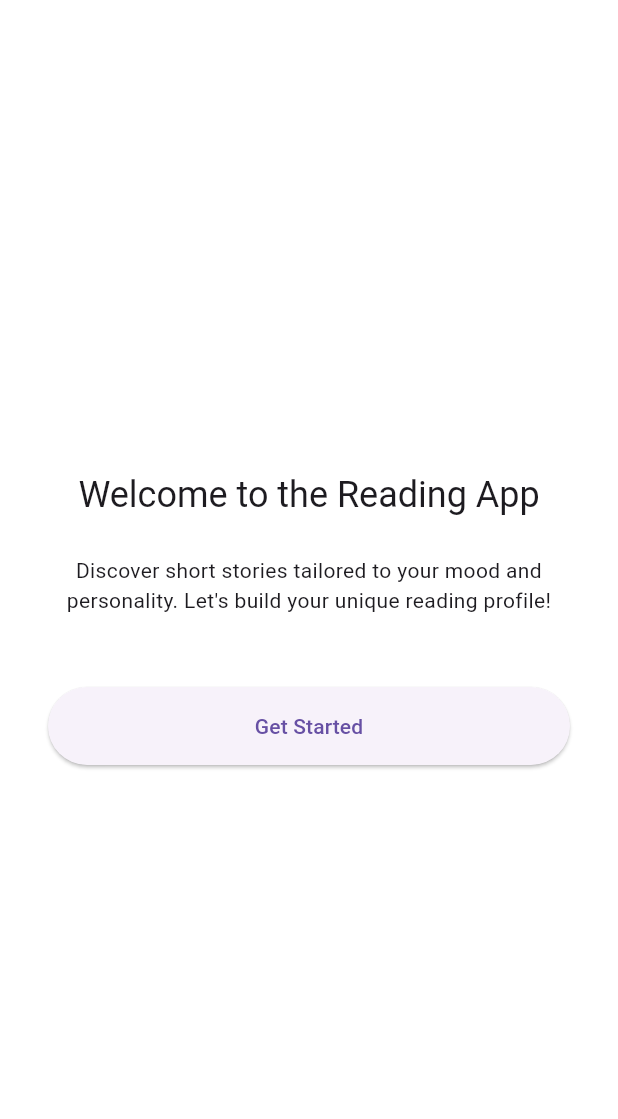
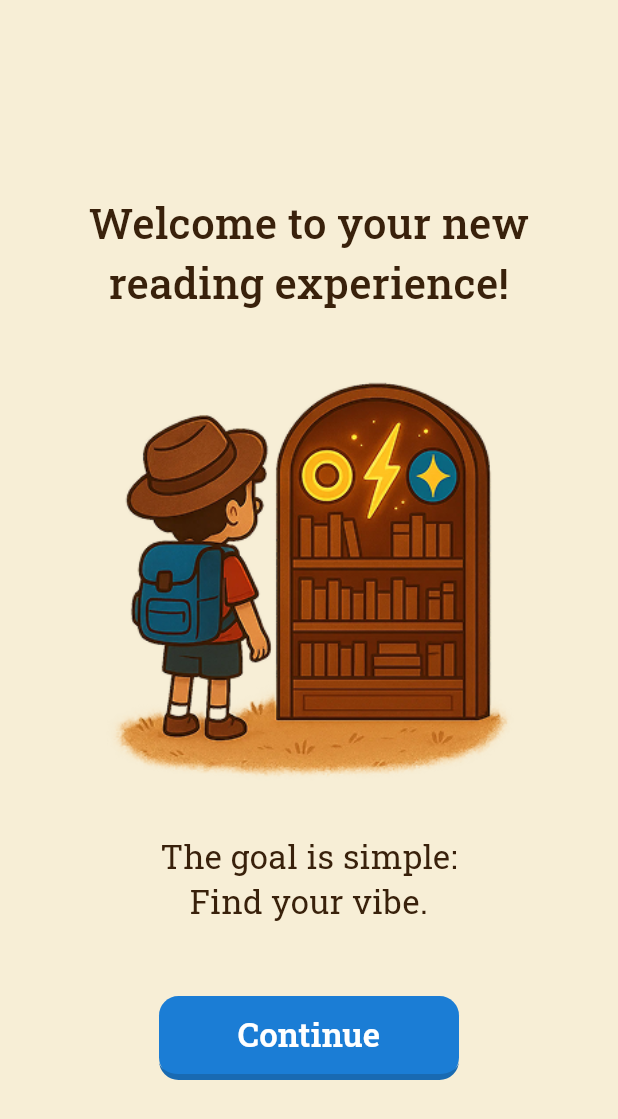
Before and after one commit to amin98/readingapp, a Flutter app: the screen it shows after launch, on a phone screen of 412 x 824 dp. Shown: the top 1119 px of the screen. Run offline on Flutter 3.47's test engine with Material 3 defaults, Android fonts, the phone set to English and light mode, and no system bars; our stand-ins replace google_fonts.

Commit message:
completed welcome screen

```diff
--- a/lib/main.dart
+++ b/lib/main.dart
@@ -1,9 +1,11 @@
 import 'package:flutter/material.dart';
+import 'package:reading_app/theme/app_theme.dart'; // Ensure this is the only import for app_theme
 
 import 'screens/homepage_screen.dart'; // Import the homepage screen
 import 'screens/onboarding_screen.dart'; // Import the *correct* onboarding screen
 import 'screens/welcome_screen.dart'; // Import the Welcome screen
 
+// import 'theme/app_theme.dart';
 void main() {
   runApp(const ReadingApp());
 }
@@ -16,12 +18,7 @@ class ReadingApp extends StatelessWidget {
     return MaterialApp(
       title: 'Reading App',
       debugShowCheckedModeBanner: false,
-      theme: ThemeData(
-        primarySwatch: Colors.blue,
-        scaffoldBackgroundColor: Colors.white,
-        visualDensity: VisualDensity.adaptivePlatformDensity,
-        useMaterial3: true, // Optional: Enable Material 3
-      ),
+      theme: AppTheme.theme, // Correctly apply AppTheme.theme here
       initialRoute: '/',
       routes: {
         '/': (context) => const WelcomeScreen(),
--- a/lib/screens/welcome_screen.dart
+++ b/lib/screens/welcome_screen.dart
@@ -1,40 +1,114 @@
 import 'package:flutter/material.dart';
+import 'package:google_fonts/google_fonts.dart';
 
+/// One-time splash shown on first launch.
+/// After the user taps **Continue** you should push `/onboarding`
+/// and persist a `hasSeenWelcome` flag so this route is skipped next time.
 class WelcomeScreen extends StatelessWidget {
   const WelcomeScreen({super.key});
 
+  // ──────────────────── design constants ────────────────────
+  static const _kSidePadding = 32.0;
+  static const _kVerticalGap = 24.0;
+  static const _kIllustrationHeight = 300.0;
+  static const _kButtonHeight = 56.0;
+
   @override
   Widget build(BuildContext context) {
+    final theme = Theme.of(context);
+
     return Scaffold(
-      body: Center(
-        child: Padding(
-          padding: const EdgeInsets.all(32.0),
+      backgroundColor: theme.colorScheme.surface, // pale cream in your scheme
+      body: SafeArea(
+        child: Center(
+          child: SingleChildScrollView(
+            padding: const EdgeInsets.symmetric(horizontal: _kSidePadding),
             child: Column(
-            mainAxisAlignment: MainAxisAlignment.center,
+              crossAxisAlignment: CrossAxisAlignment.center,
               children: [
+                const SizedBox(height: _kVerticalGap),
+                // — headline —
                 Text(
-                'Welcome to the Reading App',
-                style: Theme.of(context).textTheme.headlineSmall,
+                  'Welcome to your new\nreading experience!',
                   textAlign: TextAlign.center,
+                  style: GoogleFonts.robotoSlab(
+                    fontSize:
+                        Theme.of(context).textTheme.headlineMedium?.fontSize,
+                    fontWeight: FontWeight.w500,
+                    color: Theme.of(context).textTheme.headlineLarge?.color,
                   ),
-              const SizedBox(height: 24),
-              const Text(
-                'Discover short stories tailored to your mood and personality. Let\'s build your unique reading profile!',
+                ),
+
+                const SizedBox(height: _kVerticalGap),
+                // — hero illustration —
+                SizedBox(
+                  height: _kIllustrationHeight,
+                  child: Image.asset(
+                    'assets/illustrations/welcome_illustration.png',
+                    fit: BoxFit.contain,
+                  ),
+                ),
+
+                const SizedBox(height: _kVerticalGap),
+                // — sub-headline —
+                Text(
+                  'The goal is simple:\nFind your vibe.',
                   textAlign: TextAlign.center,
+                  style: GoogleFonts.robotoSlab(
+                    fontSize: Theme.of(context).textTheme.titleLarge?.fontSize,
+                    height: 1.35,
+                    color: Theme.of(context).textTheme.titleLarge?.color,
                   ),
-              const SizedBox(height: 48),
-              ElevatedButton(
-                onPressed: () {
-                  // Navigate to the Onboarding screen
-                  Navigator.pushNamed(context, '/onboarding');
-                },
-                style: ElevatedButton.styleFrom(
-                  minimumSize: const Size(double.infinity, 50), // Full width
-                  padding: const EdgeInsets.symmetric(vertical: 16),
                 ),
-                child: const Text('Get Started'),
+
+                const SizedBox(height: _kVerticalGap * 2),
+                // — primary action —
+                SizedBox(
+                  width: 200,
+                  height: _kButtonHeight,
+                  child: Container(
+                    decoration: BoxDecoration(
+                      color: const Color(0xFF1B7DD5), // flat blue background
+                      borderRadius: BorderRadius.circular(13),
+                      border: const Border(
+                        bottom: BorderSide(
+                          color: Color(
+                            0xFF196AB2,
+                          ), // mimic CSS-like bottom border
+                          width: 4,
+                        ),
+                      ),
+                    ),
+                    child: TextButton(
+                      style: TextButton.styleFrom(
+                        padding:
+                            EdgeInsets
+                                .zero, // Let the Container handle the sizing
+                        shape: RoundedRectangleBorder(
+                          borderRadius: BorderRadius.circular(10),
+                        ),
+                      ),
+                      onPressed:
+                          () => Navigator.pushNamed(context, '/onboarding'),
+                      child: Center(
+                        child: Text(
+                          'Continue',
+                          style: GoogleFonts.robotoSlab(
+                            fontSize:
+                                Theme.of(
+                                  context,
+                                ).textTheme.titleLarge?.fontSize,
+                            height: 1.35,
+                            color: Colors.white,
+                            fontWeight: FontWeight.w600,
+                          ),
+                        ),
+                      ),
+                    ),
+                  ),
                 ),
               ],
+            ),
           ),
         ),
       ),
--- /dev/null
+++ b/lib/theme/app_theme.dart
@@ -0,0 +1,199 @@
+import 'package:flutter/material.dart';
+
+/// Brand palette
+const _cream = Color(0xFFF7EED6);
+const _ink = Color(0xFF39210B);
+const _primary = Color(0xFF0D74E3); // blue buttons
+const _primaryDark = Color(0xFF0A5CC0);
+const _warning = Color(0xFFE0B404);
+
+class AppTheme {
+  // --- Color Palette ---
+  static const Color primaryColor = Color(0xFF0D74E3);
+  static const Color primaryDarkColor = Color(0xFF0A5CC0);
+  static const Color surfaceColor = Color(0xFFF7EED6);
+  static const Color inkColor = Color(0xFF39210B);
+  static const Color warningColor = Color(0xFFE0B404);
+
+  // --- Spacing Scale (for reference, applied in widgets) ---
+  // static const double spacingXXS = 4.0;
+  // static const double spacingXS = 8.0;
+  // static const double spacingS = 16.0;
+  // static const double spacingM = 24.0;
+  // static const double spacingL = 32.0;
+
+  static ThemeData get theme {
+    final baseTheme = ThemeData.from(
+      colorScheme: ColorScheme(
+        primary: primaryColor,
+        onPrimary: Colors.white,
+        primaryContainer: primaryDarkColor,
+        onPrimaryContainer: Colors.white,
+        secondary: primaryColor, // Using primary for secondary as not specified
+        onSecondary: Colors.white,
+        secondaryContainer: primaryDarkColor,
+        onSecondaryContainer: Colors.white,
+        tertiary: primaryColor, // Using primary for tertiary as not specified
+        onTertiary: Colors.white,
+        tertiaryContainer: primaryDarkColor,
+        onTertiaryContainer: Colors.white,
+        error: warningColor, // Or a dedicated error color if provided
+        onError: inkColor,
+        background: surfaceColor, // Typically surface is for components
+        onBackground: inkColor,
+        surface: surfaceColor,
+        onSurface: inkColor,
+        surfaceVariant: Color.alphaBlend(
+          primaryColor.withOpacity(0.08),
+          surfaceColor,
+        ),
+        onSurfaceVariant: inkColor,
+        outline: inkColor.withOpacity(0.5),
+        outlineVariant: inkColor.withOpacity(0.25),
+        shadow: Colors.black.withOpacity(0.1),
+        scrim: Colors.black.withOpacity(0.5),
+        inverseSurface: inkColor,
+        onInverseSurface: surfaceColor,
+        inversePrimary: surfaceColor,
+        brightness: Brightness.light,
+      ),
+      useMaterial3: true,
+    );
+
+    return baseTheme.copyWith(
+      scaffoldBackgroundColor: surfaceColor,
+      textTheme: _buildTextTheme(baseTheme.textTheme),
+      filledButtonTheme: _buildFilledButtonTheme(),
+      cardTheme: _buildCardTheme(),
+      appBarTheme: AppBarTheme(
+        backgroundColor: surfaceColor,
+        foregroundColor: inkColor,
+        elevation: 0,
+        titleTextStyle: TextStyle(
+          fontFamily: 'Roboto Slab',
+          fontWeight: FontWeight.w700,
+          fontSize: 20, // Example size, adjust as needed
+          color: inkColor,
+        ),
+      ),
+      // ElevatedButtonTheme is not being styled as per FilledButton preference
+    );
+  }
+
+  static TextTheme _buildTextTheme(TextTheme base) {
+    const String headingFont = 'Roboto Slab';
+    const String bodyFont = 'System UI'; // Flutter will use system default
+
+    return base
+        .copyWith(
+          displayLarge: base.displayLarge?.copyWith(
+            fontFamily: headingFont,
+            fontWeight: FontWeight.w700,
+            color: inkColor,
+          ),
+          displayMedium: base.displayMedium?.copyWith(
+            fontFamily: headingFont,
+            fontWeight: FontWeight.w700,
+            color: inkColor,
+          ),
+          displaySmall: base.displaySmall?.copyWith(
+            fontFamily: headingFont,
+            fontWeight: FontWeight.w700,
+            color: inkColor,
+          ),
+          headlineLarge: base.headlineLarge?.copyWith(
+            fontFamily: headingFont,
+            fontWeight: FontWeight.w700,
+            color: inkColor,
+          ),
+          headlineMedium: base.headlineMedium?.copyWith(
+            fontFamily: headingFont,
+            fontWeight: FontWeight.w700,
+            color: inkColor,
+          ),
+          headlineSmall: base.headlineSmall?.copyWith(
+            fontFamily: headingFont,
+            fontWeight: FontWeight.w700,
+            color: inkColor,
+          ),
+          titleLarge: base.titleLarge?.copyWith(
+            fontFamily: headingFont,
+            fontWeight: FontWeight.w400,
+            color: inkColor,
+          ),
+          titleMedium: base.titleMedium?.copyWith(
+            fontFamily: bodyFont,
+            color: inkColor,
+          ), // Body font for consistency
+          titleSmall: base.titleSmall?.copyWith(
+            fontFamily: bodyFont,
+            color: inkColor,
+          ), // Body font for consistency
+          bodyLarge: base.bodyLarge?.copyWith(
+            fontFamily: bodyFont,
+            color: inkColor,
+          ),
+          bodyMedium: base.bodyMedium?.copyWith(
+            fontFamily: bodyFont,
+            color: inkColor,
+          ),
+          bodySmall: base.bodySmall?.copyWith(
+            fontFamily: bodyFont,
+            color: inkColor.withOpacity(0.7),
+          ),
+          labelLarge: base.labelLarge?.copyWith(
+            fontFamily: bodyFont,
+            fontWeight: FontWeight.w500,
+            color: Colors.white,
+          ), // For buttons
+          labelMedium: base.labelMedium?.copyWith(
+            fontFamily: bodyFont,
+            color: inkColor,
+          ),
+          labelSmall: base.labelSmall?.copyWith(
+            fontFamily: bodyFont,
+            color: inkColor.withOpacity(0.7),
+          ),
+        )
+        .apply(bodyColor: inkColor, displayColor: inkColor);
+  }
+
+  static FilledButtonThemeData _buildFilledButtonTheme() {
+    return FilledButtonThemeData(
+      style: FilledButton.styleFrom(
+        backgroundColor: primaryColor,
+        foregroundColor: Colors.white,
+        disabledBackgroundColor: primaryColor.withOpacity(0.5),
+        disabledForegroundColor: Colors.white.withOpacity(0.8),
+        padding: const EdgeInsets.symmetric(
+          vertical: 14,
+        ), // 14px vertical padding
+        shape: RoundedRectangleBorder(
+          borderRadius: BorderRadius.circular(8), // 8px radius
+        ),
+        textStyle: const TextStyle(
+          fontFamily: 'System UI', // Body font for buttons
+          fontWeight: FontWeight.w500, // Common weight for button text
+          fontSize: 16, // Example size
+        ),
+      ),
+    );
+  }
+
+  static CardTheme _buildCardTheme() {
+    return CardTheme(
+      elevation: 1, // Elevation 1
+      color: surfaceColor,
+      shape: RoundedRectangleBorder(
+        borderRadius: BorderRadius.circular(12), // 12px radius
+        side: BorderSide(
+          color: inkColor.withOpacity(
+            0.2,
+          ), // 2px stroke (simulated with border)
+          width: 2,
+        ),
+      ),
+      margin: const EdgeInsets.all(8), // Default margin, can be overridden
+    );
+  }
+}
```
Also changed, not shown: pubspec.yaml (+9 -6 lines), assets/illustrations/welcome_illustration.png (added), pubspec.lock, 10 other files. Lines whose indentation alone changed are shown as unchanged.
